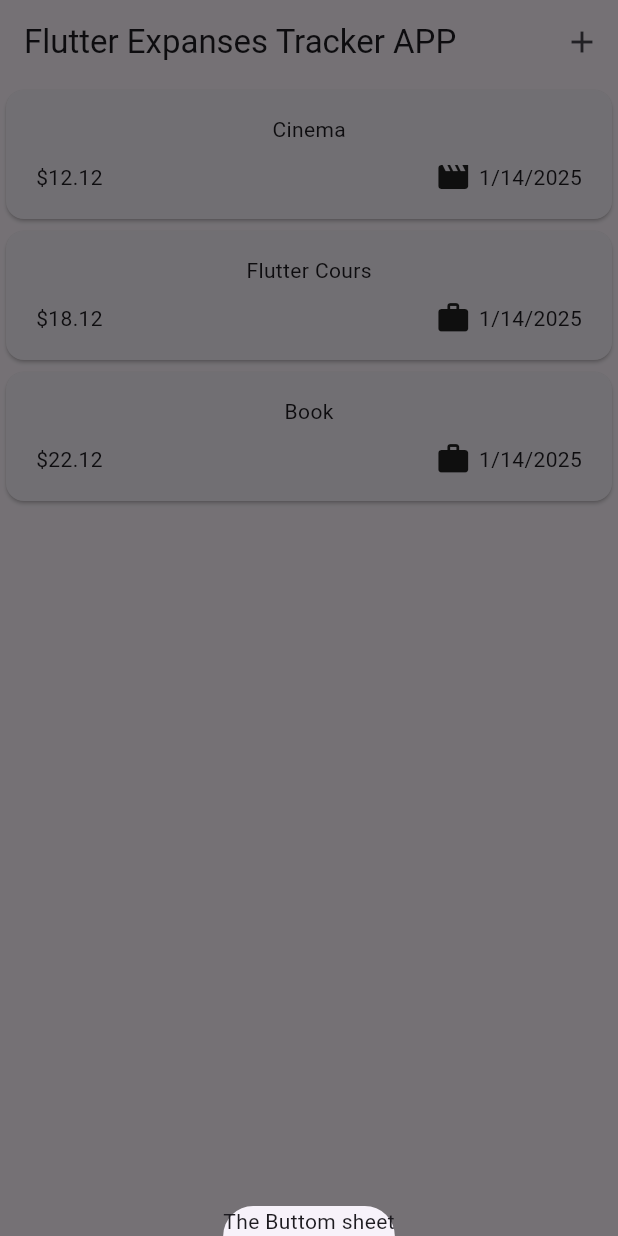
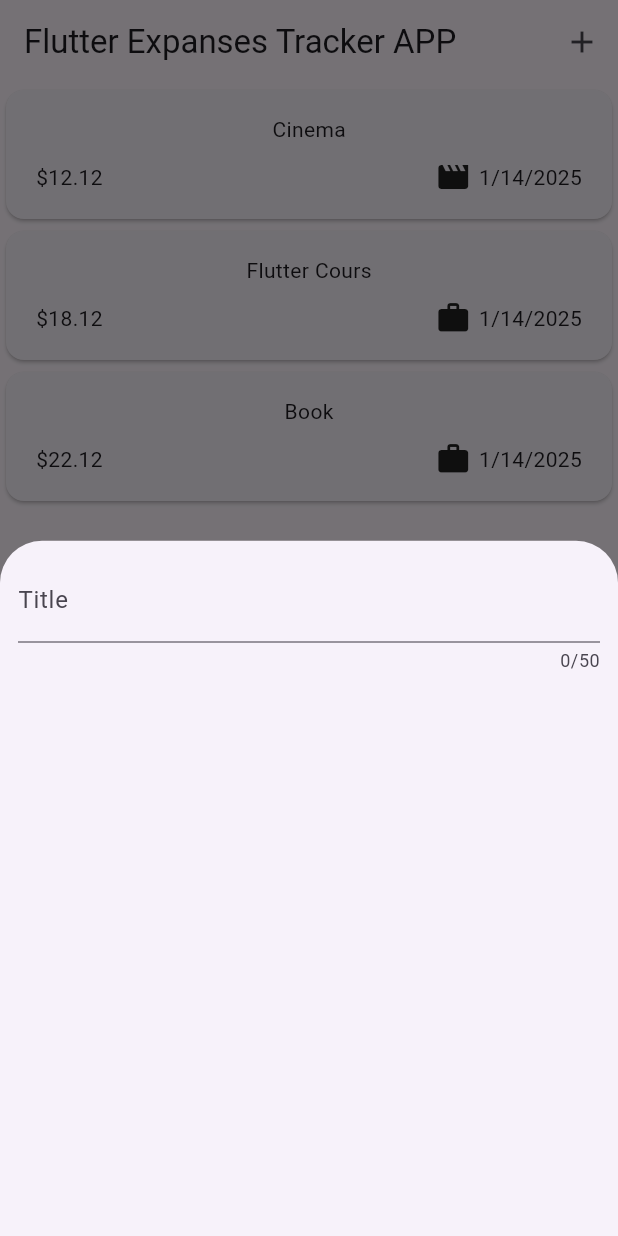
Before and after one commit to moustajil/expansive_tracker, a Flutter app: the screen it shows after launch, after a tap on the "add" icon, on a phone screen of 412 x 824 dp. Run offline on Flutter 3.47's test engine with Material 3 defaults, Android fonts, the phone set to English and light mode, and no system bars.

Commit message:
Working on ui of new expanse cart

```diff
--- a/lib/widgets/expanses.dart
+++ b/lib/widgets/expanses.dart
@@ -1,5 +1,6 @@
 import 'package:ex_tr/widgets/expanses_list.dart/expanses_list.dart';
 import 'package:ex_tr/model/expanse.dart';
+import 'package:ex_tr/widgets/new_expanses.dart';
 import 'package:flutter/material.dart';
 
 class Expanses extends StatefulWidget {
@@ -32,7 +33,7 @@ class _ExpansesState extends State<Expanses> {
     showModalBottomSheet(
         context: context,
         builder: (ctx) {
-          return Text("The Buttom sheet");
+          return NewExpanses();
         });
   }
 
--- a/lib/widgets/new_expanses.dart
+++ b/lib/widgets/new_expanses.dart
@@ -10,6 +10,18 @@ class NewExpanses extends StatefulWidget {
 class _NewExpansesState extends State<NewExpanses> {
   @override
   Widget build(BuildContext context) {
-    return const Placeholder();
+    return Padding(
+      padding: EdgeInsets.all(12),
+      child: Column(
+        children: [
+          TextField(
+            maxLength: 50,
+            decoration: InputDecoration(
+              label: Text("Title"),
+            ),
+          )
+        ],
+      ),
+    );
   }
 }
```
Also changed, not shown: lib/main.dart (+5 -3 lines).
